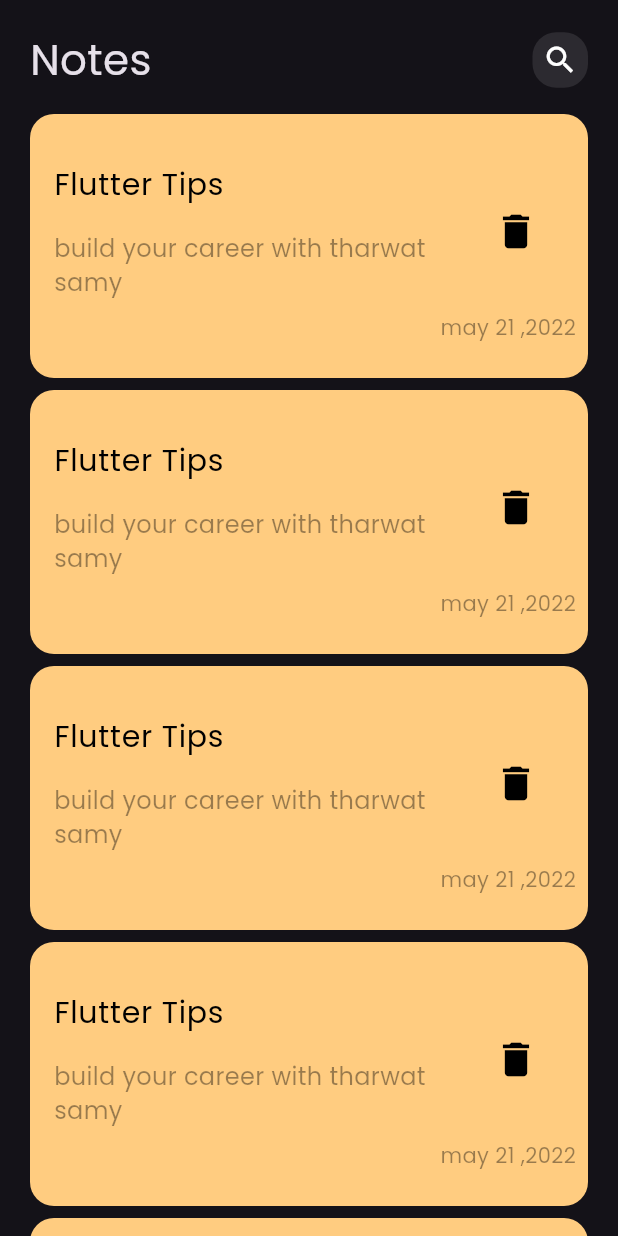
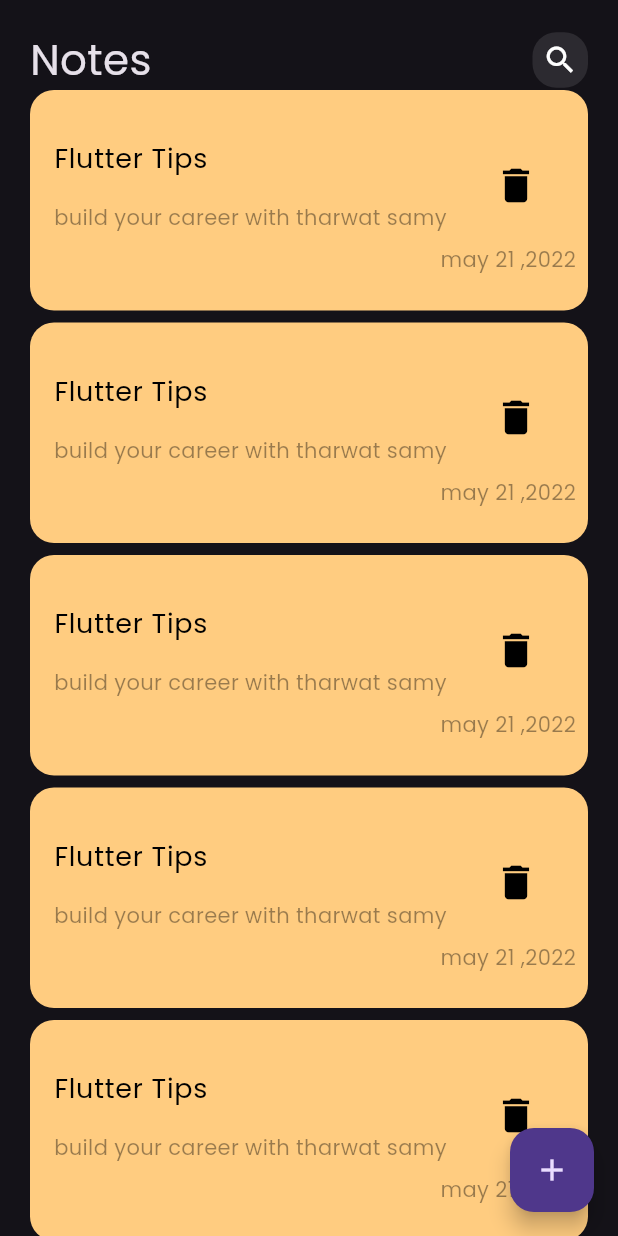
Before and after one commit to mousa469/notes_app, a Flutter app: the screen it shows after launch, on a phone screen of 412 x 824 dp. Run offline on Flutter 3.47's test engine with Material 3 defaults, Android fonts, the phone set to English and light mode, and no system bars.

Commit message:
add floating action button

```diff
--- a/lib/views/notes_view.dart
+++ b/lib/views/notes_view.dart
@@ -7,6 +7,11 @@ class NotesView extends StatelessWidget {
   @override
   Widget build(BuildContext context) {
     return Scaffold(
+      floatingActionButton: FloatingActionButton(
+
+        onPressed: (){} ,
+         child:Icon(Icons.add) ,
+         ),
       body:NotesViewBody() ,
     );
   }
--- a/lib/views/widgets/note_item.dart
+++ b/lib/views/widgets/note_item.dart
@@ -18,13 +18,13 @@ class NoteItem extends StatelessWidget {
           ListTile(
             title: Text(
               "Flutter Tips",
-              style: TextStyle(color: Colors.black, fontSize: 20),
+              style: TextStyle(color: Colors.black, fontSize: 18),
             ),
             subtitle: Padding(
               padding: EdgeInsets.only(top: 16  ),
               child: Text("build your career with tharwat samy ",
                   style: TextStyle(
-                      color: Colors.black.withOpacity(0.4), fontSize: 16)),
+                      color: Colors.black.withOpacity(0.4), fontSize: 14)),
             ),
             trailing: IconButton(
                 onPressed: () {},
--- a/lib/views/widgets/notes_view_body.dart
+++ b/lib/views/widgets/notes_view_body.dart
@@ -16,9 +16,7 @@ class NotesViewBody extends StatelessWidget {
             height: 20,
           ),
           CustomAppBar(),
-          SizedBox(
-            height: 16,
-          ),
+
           Expanded(child: NotesListView())
         ],
       ),
```
